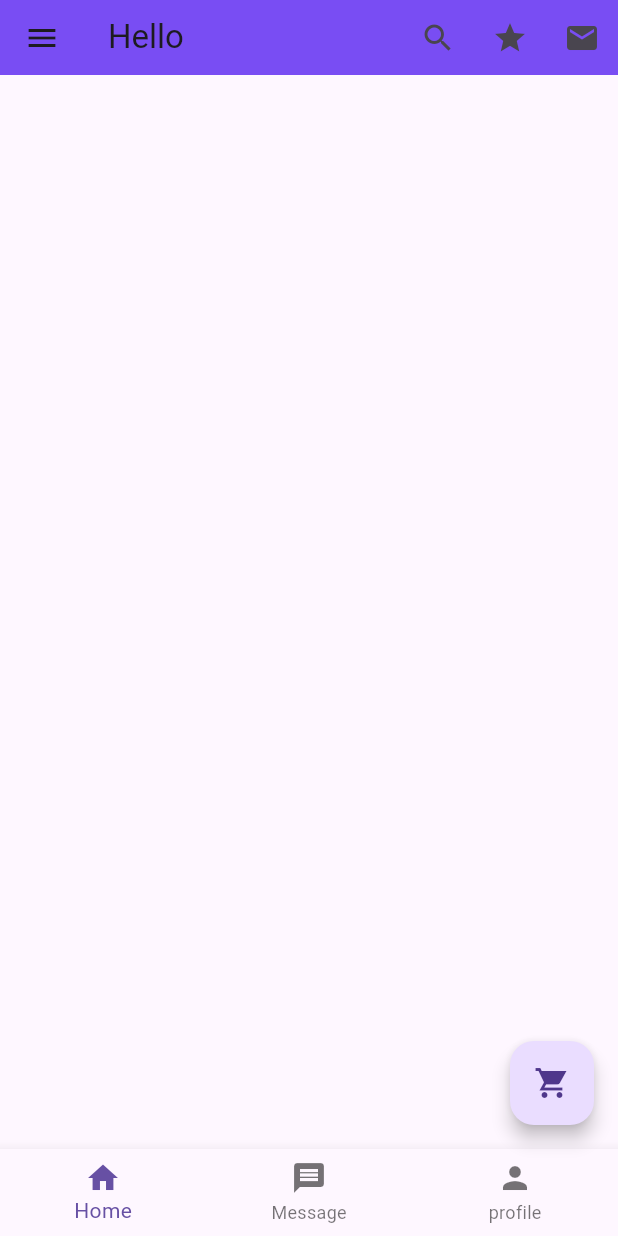
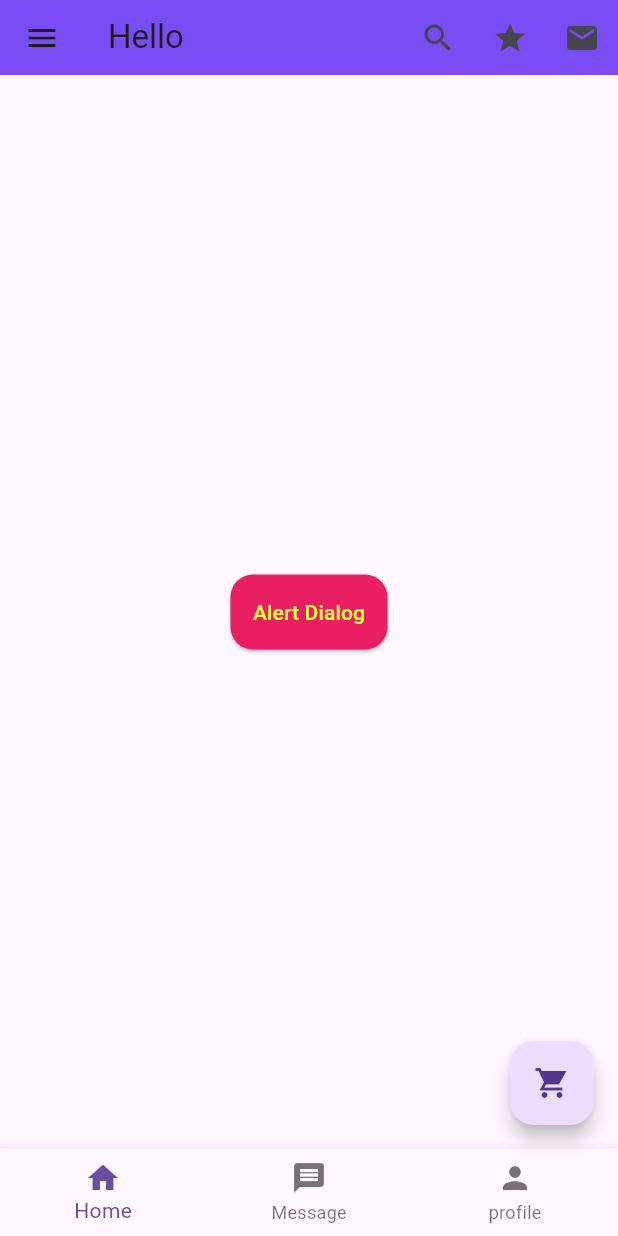
Before and after one commit to mdjihad2006/Practice_Project, a Flutter app: the screen it shows after launch, on a phone screen of 412 x 824 dp. Run offline on Flutter 3.47's test engine with Material 3 defaults, Android fonts, the phone set to English and light mode, and no system bars; our stand-ins replace device_preview.

Commit message:
Alert dialog

```diff
--- a/lib/main.dart
+++ b/lib/main.dart
@@ -1,3 +1,4 @@
+
 import 'package:device_preview/device_preview.dart';
 import 'package:flutter/foundation.dart';
 import 'package:flutter/material.dart';
@@ -5,7 +6,7 @@ import 'package:flutter/material.dart';
 void main() {
   runApp(DevicePreview(
     enabled: !kReleaseMode,
-    builder: (context) => MyApp(), // Wrap your app
+    builder: (context) => const MyApp(), // Wrap your app
   ),);
 }
 
@@ -17,7 +18,7 @@ class MyApp extends StatelessWidget {
   Widget build(BuildContext context) {
     return  MaterialApp(
       debugShowCheckedModeBanner: false,
-      home:   HomeActivity(),
+      home:   const HomeActivity(),
       title: 'Theming',
       theme: ThemeData(
         appBarTheme: const AppBarTheme(
@@ -39,71 +40,107 @@ class HomeActivity extends StatefulWidget{
 }
 class HomeState extends State<HomeActivity>{
 
-void  mySnackBar(BuildContext context,String message){
-    ScaffoldMessenger.of(context).showSnackBar(
+  ButtonStyle buttonStyle = ElevatedButton.styleFrom(
+    padding: EdgeInsets.all(15),
+    backgroundColor: Colors.pink,
+    foregroundColor: Colors.limeAccent,
+    shape: RoundedRectangleBorder(
+      borderRadius: BorderRadius.circular(15)
+    )
+  );
+
+ mySnackBar(context,String message){
+   return ScaffoldMessenger.of(context).showSnackBar(
         SnackBar(content: Text(message),)
     );
   }
+
+ showSnak(context,String message){
+ return ScaffoldMessenger.of(context).showSnackBar(
+    SnackBar(content: Text(message.toString()))
+  );
+ }
+ myAlertDialog(context){
+   return showDialog(
+       context: context,
+       builder: (BuildContext context){
+         return Container(
+           child: AlertDialog(
+             title: Text('ALert..!'),
+             content: Text('Do you want to delete'),
+             actions: [
+               TextButton(onPressed: (){
+                 showSnak(context, 'Your Request is loading');
+               }, child: Text('Yes')),
+               TextButton(onPressed: (){
+                 showSnak(context, 'Invalid');
+                 Navigator.of(context).pop();
+                 }, child: Text('No'))
+             ],
+           ),
+         );
+       });
+ }
+
   @override
   Widget build(BuildContext context) {
     return Scaffold(
       appBar: AppBar(
         toolbarOpacity: 1,
-        title: Text('Hello'),
+        title: const Text('Hello'),
         actions: [
           IconButton(onPressed: (){
             mySnackBar(context,'Searching product');
-          }, icon: Icon(Icons.search)),
+          }, icon: const Icon(Icons.search)),
           IconButton(onPressed: (){
             mySnackBar(context,'Rate us');
-          }, icon: Icon(Icons.star)),
+          }, icon: const Icon(Icons.star)),
           IconButton(onPressed: (){
             mySnackBar(context, 'Write Email');
-          }, icon: Icon(Icons.email)),
+          }, icon: const Icon(Icons.email)),
         ],
       ),
       floatingActionButton: FloatingActionButton(
         elevation: 5,
-        focusColor: Colors.pink,
         onPressed: (){
         mySnackBar(context,'Adding product');
-      },child: Icon(Icons.shopping_cart_sharp),),
+      },child: const Icon(Icons.shopping_cart_sharp),),
       drawer: Drawer(
         width: 200,
         child: ListView(
           children: [
             DrawerHeader(
-              padding: EdgeInsets.all(0),
+              padding: const EdgeInsets.all(0),
               child: UserAccountsDrawerHeader(
-                decoration: BoxDecoration(
+                decoration: const BoxDecoration(
                   color: Colors.deepPurpleAccent
                 ),
-                  accountName: Text('Jihad Ahmed'),
-                  accountEmail: Text('jihadahmed@gmail.com'),
+                  accountName: const Text('Jihad Ahmed'),
+                  accountEmail: const Text('jihadahmed@gmail.com'),
                   currentAccountPicture: Image.asset('assets/images/My.png',),
               ),
             ),
             ListTile(
-              title: Text('Home'),onTap: (){ mySnackBar(context,'This is Home');},
-              leading: Icon(Icons.home,),
+              title: const Text('Home'),onTap: (){ mySnackBar(context,'This is Home');},
+              leading: const Icon(Icons.home,),
             ),
             ListTile(
-              title: Text('message'),onTap: (){ mySnackBar(context,'Showing Message');},
-              leading: Icon(Icons.message),
+              title: const Text('message'),onTap: (){ mySnackBar(context,'Showing Message');},
+              leading: const Icon(Icons.message),
             ),
             ListTile(
-              title: Text('Profile'),onTap: (){ mySnackBar(context,'My profile');},
-              leading: Icon(Icons.person),
+              title: const Text('Profile'),onTap: (){ mySnackBar(context,'My profile');},
+              leading: const Icon(Icons.person),
             ),
             ListTile(
-              title: Text('Rate us'),onTap: (){ mySnackBar(context,'Rating us');},
-              leading: Icon(Icons.star),
+              title: const Text('Rate us'),onTap: (){ mySnackBar(context,'Rating us');},
+              leading: const Icon(Icons.star),
             )
           ],
         ),
       ),
       bottomNavigationBar: BottomNavigationBar(
-          items: [
+          items: const [
             BottomNavigationBarItem(icon: Icon(Icons.home),label:'Home'),
 
             BottomNavigationBarItem(icon: Icon(Icons.message),label:'Message'),
@@ -122,6 +159,16 @@ void  mySnackBar(BuildContext context,String message){
             }
         },
       ),
+      body: Center(
+        child: Column(
+          mainAxisAlignment: MainAxisAlignment.spaceEvenly,
+          children: [
+            ElevatedButton(onPressed: (){
+              myAlertDialog(context);
+            }, child: Text('Alert Dialog'),style: buttonStyle,)
+          ],
+        ),
+      ),
     );
   }
 }
```
